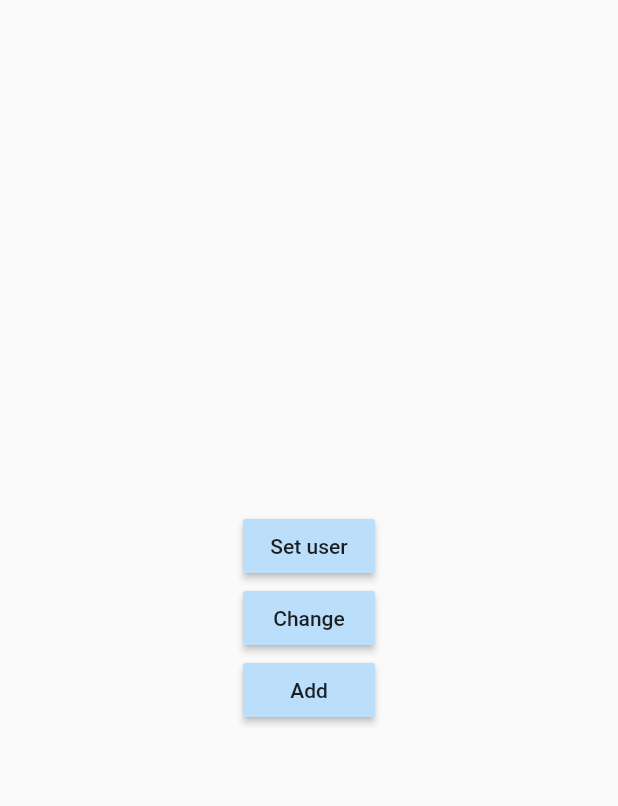
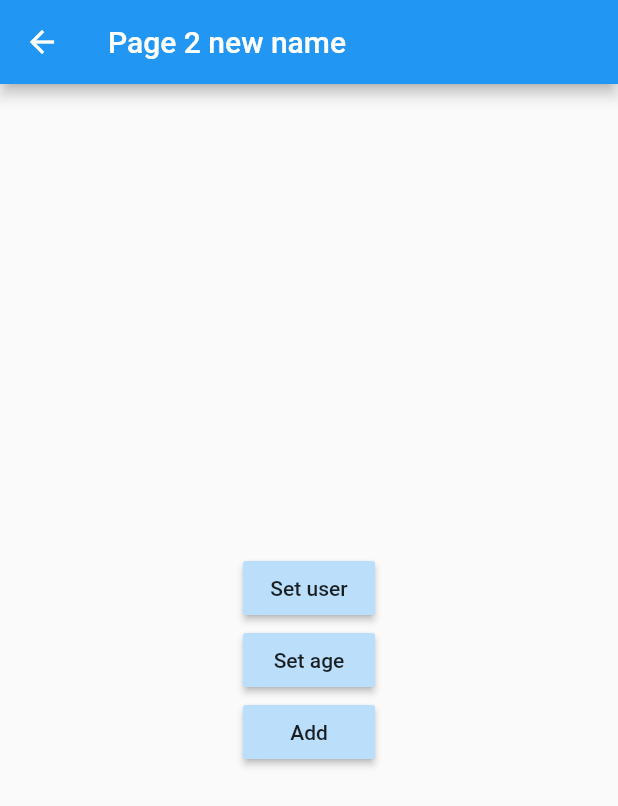
Before and after one commit to ecolque/flutter-singleton, a Flutter app: the Page2Page screen opened by its route, after a tap on "Set user", on a phone screen of 412 x 824 dp. Shown: the top 806 px of the screen. Run offline on Flutter 3.47's test engine with Material 2 defaults, Android fonts, the phone set to English and light mode, and no system bars; accounts and stored records are empty.

Commit message:
end provider

```diff
--- a/lib/main.dart
+++ b/lib/main.dart
@@ -1,6 +1,8 @@
 import 'package:flutter/material.dart';
+import 'package:provider/provider.dart';
 import 'package:states/pages/page1_page.dart';
 import 'package:states/pages/page2_page.dart';
+import 'package:states/services/user_service.dart';
 
 void main() {
   runApp(MyApp());
@@ -10,13 +12,16 @@ class MyApp extends StatelessWidget {
   // This widget is the root of your application.
   @override
   Widget build(BuildContext context) {
-    return MaterialApp(
+    return MultiProvider(
+      providers: [ChangeNotifierProvider(create: (_) => new UserService())],
+      child: MaterialApp(
         title: 'Flutter Demo',
         initialRoute: 'page1',
         routes: {
           'page1': (_) => Page1Page(),
           'page2': (_) => Page2Page(),
         },
+      ),
     );
   }
 }
--- a/lib/pages/page1_page.dart
+++ b/lib/pages/page1_page.dart
@@ -1,12 +1,27 @@
 import 'package:flutter/cupertino.dart';
 import 'package:flutter/material.dart';
+import 'package:provider/provider.dart';
+import 'package:states/models/user.dart';
+import 'package:states/services/user_service.dart';
 
 class Page1Page extends StatelessWidget {
   // This widget is the root of your application.
   @override
   Widget build(BuildContext context) {
+    final userService = Provider.of<UserService>(context, listen: true);
+
     return Scaffold(
-      body: InfWidget(),
+      appBar: AppBar(
+        title: Text('Test Shipedge'),
+        actions: [
+          IconButton(
+              icon: Icon(Icons.exit_to_app),
+              onPressed: () => userService.removeUser())
+        ],
+      ),
+      body: userService.existsUser
+          ? InfWidget(userService.getUser)
+          : Center(child: Text('No selected item')),
       floatingActionButton: FloatingActionButton(
         child: Icon(Icons.accessibility_new),
         onPressed: () => Navigator.pushNamed(context, 'page2'),
@@ -16,6 +31,10 @@ class Page1Page extends StatelessWidget {
 }
 
 class InfWidget extends StatelessWidget {
+  final User user;
+
+  const InfWidget(this.user);
+
   @override
   Widget build(BuildContext context) {
     return Container(
@@ -29,9 +48,13 @@ class InfWidget extends StatelessWidget {
               fontWeight: FontWeight.bold,
             )),
         Divider(),
-        ListTile(title: Text('Name: ')),
-        ListTile(title: Text('Name1: ')),
-        ListTile(title: Text('Name2: '))
+        ListTile(title: Text('Name: ${user.name}')),
+        ListTile(title: Text('Age: ${user.age}')),
+        Divider(
+          height: 10,
+        ),
+        ListTile(title: Text('Profs')),
+        ...user.profs.map((e) => ListTile(title: Text(e))).toList()
       ]),
     );
   }
--- a/lib/pages/page2_page.dart
+++ b/lib/pages/page2_page.dart
@@ -1,11 +1,18 @@
 import 'package:flutter/cupertino.dart';
 import 'package:flutter/material.dart';
+import 'package:provider/provider.dart';
+import 'package:states/models/user.dart';
+import 'package:states/services/user_service.dart';
 
 class Page2Page extends StatelessWidget {
   // This widget is the root of your application.
   @override
   Widget build(BuildContext context) {
+    final userService = Provider.of<UserService>(context, listen: true);
     return Scaffold(
+      appBar: AppBar(
+        title: Text('Page 2 ${userService.getUser?.name}'),
+      ),
       body: Center(
           child: Column(
         mainAxisAlignment: MainAxisAlignment.center,
@@ -13,17 +20,27 @@ class Page2Page extends StatelessWidget {
           MaterialButton(
             child: Text('Set user'),
             color: Colors.blue[100],
-            onPressed: () {},
+            onPressed: () {
+              final newUser = new User(
+                  name: 'new name',
+                  age: 30,
+                  profs: ['developer', 'tester', 'Master']);
+              userService.setUser = newUser;
+            },
           ),
           MaterialButton(
-            child: Text('Change'),
+            child: Text('Set age'),
             color: Colors.blue[100],
-            onPressed: () {},
+            onPressed: () {
+              userService.setAge(50);
+            },
           ),
           MaterialButton(
             child: Text('Add'),
             color: Colors.blue[100],
-            onPressed: () {},
+            onPressed: () {
+              userService.addProfs();
+            },
           )
         ],
       )),
--- /dev/null
+++ b/lib/services/user_service.dart
@@ -0,0 +1,29 @@
+import 'package:flutter/material.dart';
+import 'package:states/models/user.dart';
+
+class UserService with ChangeNotifier {
+  User _user;
+
+  User get getUser => this._user;
+  bool get existsUser => this._user != null ? true : false;
+
+  set setUser(User user) {
+    this._user = user;
+    notifyListeners();
+  }
+
+  void setAge(int age) {
+    this._user.age = age;
+    notifyListeners();
+  }
+
+  void removeUser() {
+    this._user = null;
+    notifyListeners();
+  }
+
+  void addProfs() {
+    this._user.profs.add('${this._user.profs.length + 1}');
+    notifyListeners();
+  }
+}
--- a/pubspec.yaml
+++ b/pubspec.yaml
@@ -28,6 +28,7 @@ dependencies:
   # The following adds the Cupertino Icons font to your application.
   # Use with the CupertinoIcons class for iOS style icons.
   cupertino_icons: ^1.0.0
+  provider: ^4.3.2+3
 
 dev_dependencies:
   flutter_test:
```
Also changed, not shown: pubspec.lock. Lines whose indentation alone changed are shown as unchanged.
